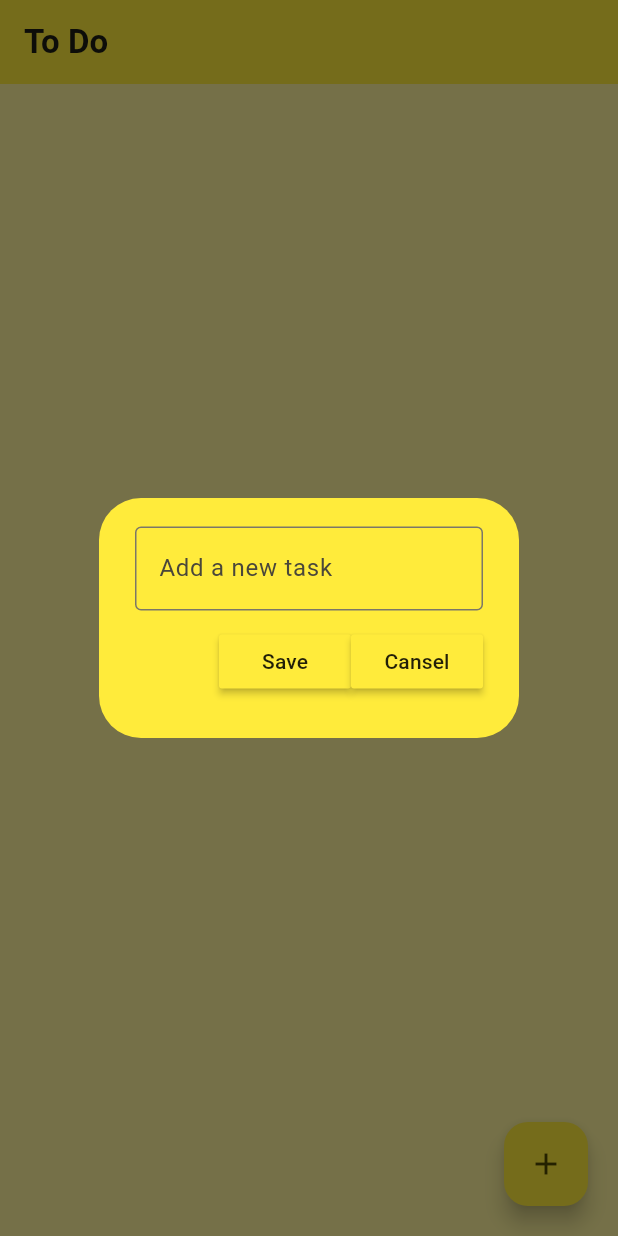
After one commit to MalakHamed5/To-Do-List, a Flutter app: the screen it shows after launch, after a tap on the "add" icon, on a phone screen of 412 x 824 dp. The commit adds this screen. Run offline on Flutter 3.47's test engine with Material 3 defaults, Android fonts, the phone set to English and light mode, and no system bars; our stand-ins replace equatable, flutter_bloc.

Commit message:
Finish Home screen

```diff
--- a/lib/bloc/task_bloc.dart
+++ b/lib/bloc/task_bloc.dart
@@ -10,7 +10,7 @@ class TaskBloc extends Bloc<TaskEvent, TaskState> {
   TaskBloc() : super(TaskInitial()) {
     on<AddTaskEvent>((event, emit) {
       final model =
-          TaskModel(id: Uuid().v4() as int, text: event.text.toString());
+          TaskModel(id: const Uuid().v4(), text: event.text.toString());
       emit(UpdateTask([...state.taskList, model]));
     });
 
--- a/lib/bloc/task_event.dart
+++ b/lib/bloc/task_event.dart
@@ -14,13 +14,13 @@ class AddTaskEvent extends TaskEvent {
 }
 
 class DeleteTaskEvent extends TaskEvent {
-  final int id;
+  final String id;
 
   DeleteTaskEvent({required this.id});
 }
 
 class ToggleTaskEvent extends TaskEvent {
-  final int id;
+  final String id;
 
   ToggleTaskEvent(this.id);
 }
--- a/lib/core/config/theme/app_colors.dart
+++ b/lib/core/config/theme/app_colors.dart
@@ -2,7 +2,7 @@ import 'package:flutter/material.dart';
 
 class AppColors {
   static final backgroundColor = Colors.yellow[200];
-  static const appBarColor = Colors.yellow;
+  static const primaryColor = Colors.yellow;
   static final txt = Colors.grey[900];
 
 }
--- a/lib/core/config/theme/theme_data/get_light_theme.dart
+++ b/lib/core/config/theme/theme_data/get_light_theme.dart
@@ -3,15 +3,23 @@ import 'package:to_do_list/core/config/theme/app_colors.dart';
 
 ThemeData getLightTheme() {
   return ThemeData(
+      //Basic
       scaffoldBackgroundColor: AppColors.backgroundColor,
+      primaryColor: AppColors.primaryColor,
       brightness: Brightness.light,
+
+      //Color Scheme
       colorScheme: ColorScheme.fromSeed(
         brightness: Brightness.light,
-      seedColor: AppColors.appBarColor,
+        seedColor: AppColors.primaryColor,
       ),
+
+      //Text Theme
       textTheme: ThemeData.light().textTheme.apply(
             bodyColor: AppColors.txt,
             displayColor: AppColors.txt,
           ),
-  );
+
+      //AppBar theme
+      appBarTheme: AppBarTheme(backgroundColor: AppColors.primaryColor));
 }
--- a/lib/models/task_model.dart
+++ b/lib/models/task_model.dart
@@ -2,7 +2,7 @@
 import 'package:equatable/equatable.dart';
 
 class TaskModel extends Equatable {
-  final int id;
+  final String id;
   final String text;
   final bool isCompelete;
 
@@ -13,7 +13,7 @@ class TaskModel extends Equatable {
   List<Object?> get props => [id, text, isCompelete];
 
   TaskModel copyWith({
-    int? id,
+    String? id,
     String? text,
     bool? isCompelete,
   }) {
--- a/lib/screens/home_screen.dart
+++ b/lib/screens/home_screen.dart
@@ -1,16 +1,135 @@
 import 'package:flutter/material.dart';
+import 'package:flutter_bloc/flutter_bloc.dart';
+import 'package:to_do_list/bloc/task_bloc.dart';
+import 'package:to_do_list/core/config/theme/app_colors.dart';
+import 'package:to_do_list/widgets/dialog_box.dart';
+import 'package:to_do_list/widgets/list_tile_task.dart';
 
-class HomeScreen extends StatelessWidget {
+class HomeScreen extends StatefulWidget {
   const HomeScreen({super.key});
+
+  @override
+  State<HomeScreen> createState() => _HomeScreenState();
+}
+
+class _HomeScreenState extends State<HomeScreen> {
+  final _controller = TextEditingController();
+
+  @override
+  void dispose() {
+    _controller.dispose();
+    super.dispose();
+  }
 
   @override
   Widget build(BuildContext context) {
     return Scaffold(
       appBar: AppBar(
-        title: Text("To Do"),
-
-
-
+        title: Text(
+          "To Do",
+          style: TextStyle(fontWeight: FontWeight.bold),
+        ),
+      ),
+      body: BlocBuilder<TaskBloc, TaskState>(
+        builder: (context, state) {
+          return Column(
+            children: [
+              //List of tasks
+              Expanded(
+                child: ListView.builder(
+                  itemCount: state.taskList.length,
+                  itemBuilder: (BuildContext context, int index) {
+                    final task = state.taskList[index];
+                    // Delete the task
+                    return Dismissible(
+                      key: ValueKey(task.id),
+                      direction: DismissDirection.startToEnd,
+                      background: Container(
+                        color: Colors.red,
+                        padding: EdgeInsets.only(
+                            bottom: 20, top: 20, left: 25, right: 25),
+                        alignment: Alignment.centerLeft,
+                        child: Icon(
+                          Icons.delete,
+                          color: Colors.white,
+                        ),
+                      ),
+                      onDismissed: (direction) {
+                        final deleteTake = task;
+                        context.read<TaskBloc>().add(
+                              DeleteTaskEvent(id: task.id),
+                            );
+                        ScaffoldMessenger.of(context).showSnackBar(
+                          SnackBar(
+                            content: Text("${task.text} Deleted"),
+                            action: SnackBarAction(
+                              label: 'Return',
+                              onPressed: () {
+                                context
+                                    .read<TaskBloc>()
+                                    .add(AddTaskEvent(text: deleteTake.text));
+                              },
+                            ),
+                            duration: Duration(seconds: 3),
+                          ),
+                        );
+                      },
+                      child: ListTileTask(
+                        taskCompleted: task.isCompelete,
+                        taskName: Text(
+                          task.text,
+                          style: TextStyle(
+                            decoration: task.isCompelete
+                                ? TextDecoration.lineThrough
+                                : TextDecoration.none,
+                          ),
+                        ),
+                        onChanged: (value) {
+                          context
+                              .read<TaskBloc>()
+                              .add(ToggleTaskEvent(task.id));
+                        },
+                      ),
+                    );
+                  },
+                ),
+              ),
+              //Bouttom to add task
+              Padding(
+                padding: EdgeInsets.all(20),
+                child: Align(
+                  alignment: Alignment.bottomRight,
+                  child: FloatingActionButton(
+                    backgroundColor: AppColors.primaryColor,
+                    onPressed: () {
+                      showDialog(
+                        context: context,
+                        builder: (context) {
+                          return DialogBox(
+                            controller: _controller,
+                            onSave: () {
+                              if (_controller.text.isEmpty) return;
+                              context
+                                  .read<TaskBloc>()
+                                  .add(AddTaskEvent(text: _controller.text));
+                              _controller.clear();
+                              Navigator.of(context).pop();
+                            },
+                            onCansel: () {
+                              _controller.clear();
+                              Navigator.of(context).pop();
+                            },
+                          );
+                        },
+                      );
+                    },
+                    child: Icon(Icons.add),
+                  ),
+                ),
+              )
+            ],
+          );
+        },
       ),
     );
   }
--- /dev/null
+++ b/lib/widgets/dialog_box.dart
@@ -0,0 +1,51 @@
+// ignore_for_file: public_member_api_docs, sort_constructors_first
+import 'package:flutter/material.dart';
+import 'package:to_do_list/widgets/my_button.dart';
+
+import '../core/config/theme/app_colors.dart';
+
+class DialogBox extends StatelessWidget {
+  final TextEditingController controller;
+  final VoidCallback onSave;
+  final VoidCallback onCansel;
+  const DialogBox({
+    super.key,
+    required this.controller,
+    required this.onSave,
+    required this.onCansel,
+  });
+
+  @override
+  Widget build(BuildContext context) {
+    return AlertDialog(
+      backgroundColor: AppColors.primaryColor,
+      content: SizedBox(
+        height: 120,
+        child: Column(
+          mainAxisAlignment: MainAxisAlignment.spaceEvenly,
+          children: [
+            //getuser
+            TextField(
+              controller: controller,
+              decoration: InputDecoration(
+                border: OutlineInputBorder(),
+                hintText: "Add a new task",
+              ),
+            ),
+            const SizedBox(
+              height: 4,
+            ),
+            // buttoms => save   , cansel
+            Row(
+              mainAxisAlignment: MainAxisAlignment.end,
+              children: [
+                MyButton(text: "Save", onPressed: onSave),
+                MyButton(text: "Cansel", onPressed: onCansel),
+              ],
+            )
+          ],
+        ),
+      ),
+    );
+  }
+}
--- /dev/null
+++ b/lib/widgets/my_button.dart
@@ -0,0 +1,23 @@
+// ignore_for_file: public_member_api_docs, sort_constructors_first
+import 'package:flutter/material.dart';
+
+import '../core/config/theme/app_colors.dart';
+
+class MyButton extends StatelessWidget {
+  final String text;
+  final VoidCallback onPressed;
+  const MyButton({
+    super.key,
+    required this.text,
+    required this.onPressed,
+  });
+
+  @override
+  Widget build(BuildContext context) {
+    return MaterialButton(
+      color: AppColors.primaryColor,
+      onPressed: onPressed,
+      child: Text(text),
+    );
+  }
+}
```
Also changed, not shown: lib/widgets/list_tile_task.dart (added, +32 -0 lines), pubspec.yaml (+8 -0 lines). Lines whose indentation alone changed are shown as unchanged.
